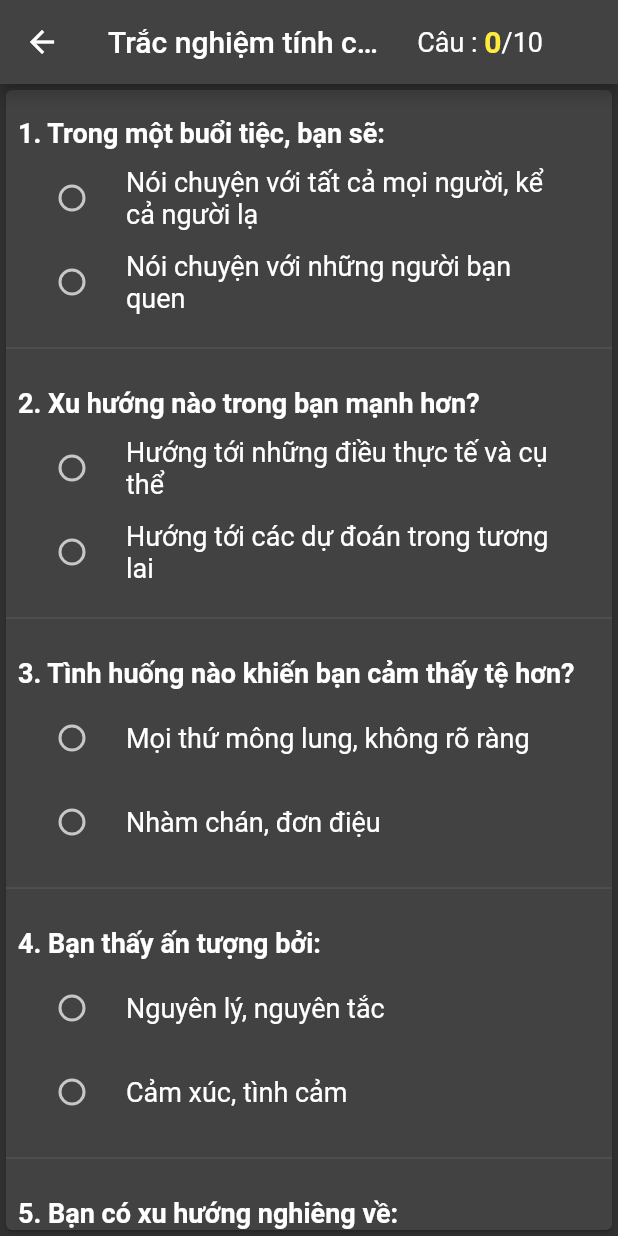
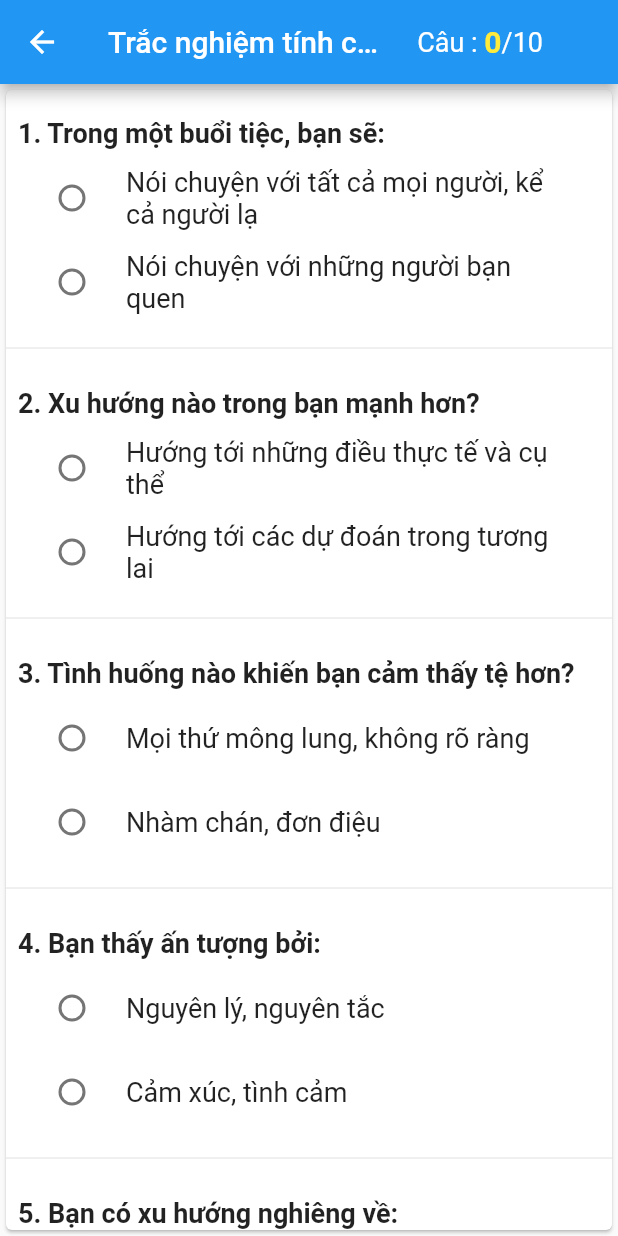
Before and after one commit to Vo-Ngoc-Khanh/App-quiz-MBTI, a Flutter app: the QuestionPage screen opened directly, on a phone screen of 412 x 824 dp. Run offline on Flutter 3.47's test engine with Material 2 defaults, Android fonts, the phone set to English and light mode, and no system bars; our stand-ins replace lottie.

Commit message:
design finised

```diff
--- a/flutter_quiz_app/lib/main.dart
+++ b/flutter_quiz_app/lib/main.dart
@@ -13,7 +13,7 @@ class QuizMBTI extends StatelessWidget {
     return MaterialApp(
       debugShowCheckedModeBanner: false,
       home: const SplashScreen(),
-      theme: ThemeData(brightness: Brightness.dark),
+      theme: ThemeData(brightness: Brightness.light),
     );
   }
 }
--- a/flutter_quiz_app/lib/views/questions.dart
+++ b/flutter_quiz_app/lib/views/questions.dart
@@ -92,13 +92,6 @@ class _QuestionPageState extends State<QuestionPage> {
         {"text": "Những việc có khả năng xảy ra", "case": "N"},
       ],
     },
-    {
-      "questionText": "6. Bạn thích tôi chứ gì?:",
-      "answerText": [
-        {"text": "A. có", "case": "T"},
-        {"text": "B. không", "case": "F"},
-      ],
-    },
   ];
 
   var send = [
@@ -112,7 +105,6 @@ class _QuestionPageState extends State<QuestionPage> {
     {'group': '8', 'click': false},
     {'group': '9', 'click': false},
     {'group': '10', 'click': false},
-    {'group': '7', 'click': false}
   ];
 
   @override
```
